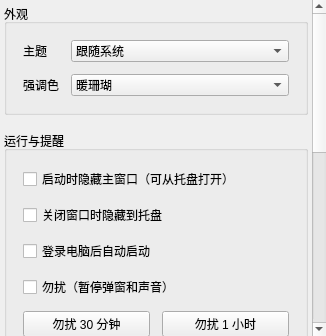
The window that src/ui/settingspage.ui (lpxxn/qDing) describes before a commit, drawn with Qt 5.
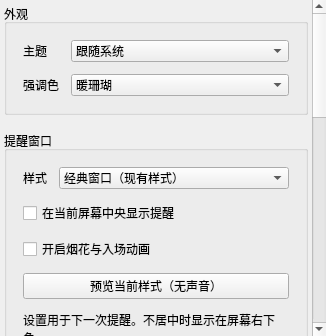
The same window after the commit.

```diff
--- a/src/ui/settingspage.ui
+++ b/src/ui/settingspage.ui
@@ -124,6 +124,23 @@
          </layout>
         </widget>
        </item>
+       <item>
+        <widget class="QGroupBox" name="popupGroup">
+         <property name="title"><string>提醒窗口</string></property>
+         <layout class="QFormLayout" name="popupSettingsLayout">
+          <property name="leftMargin"><number>16</number></property><property name="rightMargin"><number>16</number></property><property name="topMargin"><number>16</number></property><property name="bottomMargin"><number>16</number></property><property name="spacing"><number>12</number></property>
+          <item row="0" column="0"><widget class="QLabel" name="popupStyleLabel"><property name="text"><string>样式</string></property></widget></item>
+          <item row="0" column="1"><widget class="QComboBox" name="popupStyle">
+           <item><property name="text"><string>经典窗口（现有样式）</string></property></item>
+           <item><property name="text"><string>星光烟花（无边框卡片）</string></property></item>
+          </widget></item>
+          <item row="1" column="0" colspan="2"><widget class="QCheckBox" name="centerPopup"><property name="text"><string>在当前屏幕中央显示提醒</string></property></widget></item>
+          <item row="2" column="0" colspan="2"><widget class="QCheckBox" name="popupAnimations"><property name="text"><string>开启烟花与入场动画</string></property></widget></item>
+          <item row="3" column="0" colspan="2"><widget class="QPushButton" name="previewPopup"><property name="text"><string>预览当前样式（无声音）</string></property></widget></item>
+          <item row="4" column="0" colspan="2"><widget class="QLabel" name="popupHint"><property name="text"><string>设置用于下一次提醒。不居中时显示在屏幕右下角。</string></property><property name="wordWrap"><bool>true</bool></property><property name="role" stdset="0"><string>muted</string></property></widget></item>
+         </layout>
+        </widget>
+       </item>
        <item>
         <widget class="QGroupBox" name="behavior">
          <property name="title">
```
